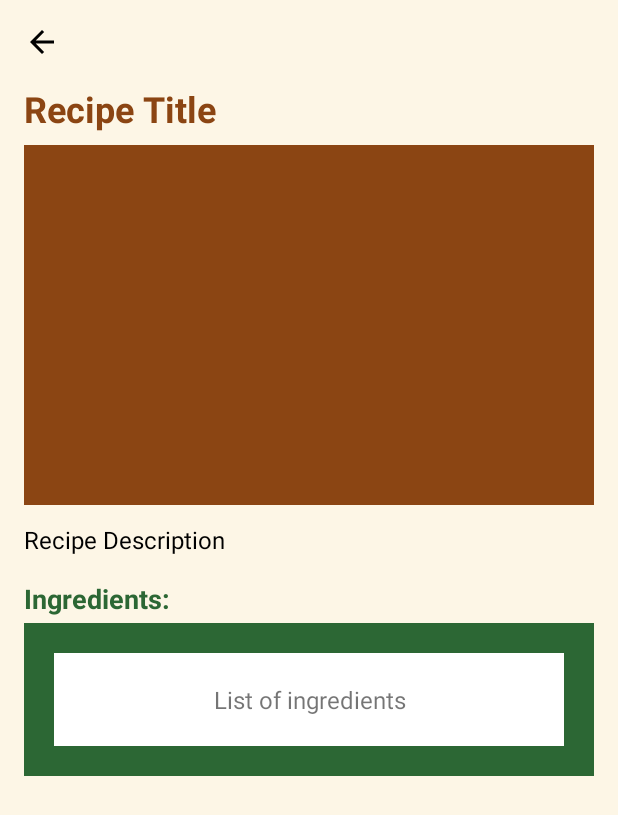
After one commit to Segunda-Hackaton-Internacional/Equipo-09-Greenovadores, an Android app: the fragment RecipeDetailFragment placed in its activity, on a phone screen of 412 x 824 dp. The commit adds this screen. Shown: the top 815 px of the screen. Run offline under Robolectric (Android 15) with nearby library versions, the phone set to English and light mode, and no system bars; our stand-ins replace Firebase (no records; nobody signed in at launch, a user with empty details on screens opened directly); pictures from the network do not load.

Commit message:
feat: see recipes

```diff
--- a/app/build.gradle.kts
+++ b/app/build.gradle.kts
@@ -3,6 +3,7 @@ plugins {
     alias(libs.plugins.kotlin.android)
     alias(libs.plugins.kotlin.compose)
     id("com.google.gms.google-services")
+    id("kotlin-parcelize")
 }
 
 android {
@@ -73,5 +74,6 @@ dependencies {
 
     //UI
     implementation("com.hbb20:ccp:2.7.0") // Seleccionar codigo telefonico por pais
+    implementation("com.github.bumptech.glide:glide:4.16.0") // Cargar imagenes
 
 }
--- a/app/src/main/AndroidManifest.xml
+++ b/app/src/main/AndroidManifest.xml
@@ -5,6 +5,7 @@
     <queries>
         <package android:name="com.google.android.gms" />
         <package android:name="com.android.vending" />
+
         <intent>
             <action android:name="com.google.firebase.auth.api.gms.ui.START_SIGN_IN" />
         </intent>
@@ -21,7 +22,9 @@
         android:supportsRtl="true"
         android:theme="@style/Theme.NagomiAtoru"
         tools:targetApi="31">
-
+        <activity
+            android:name=".activities.RecipesActivity"
+            android:exported="false" />
         <activity
             android:name=".activities.ProfileSetupActivity"
             android:exported="false" />
--- a/app/src/main/java/com/example/nagomiatoru/activities/HomeActivity.kt
+++ b/app/src/main/java/com/example/nagomiatoru/activities/HomeActivity.kt
@@ -1,7 +1,9 @@
 package com.example.nagomiatoru.activities
 
+import android.content.Intent
 import android.os.Bundle
 import androidx.appcompat.app.AppCompatActivity
+import androidx.fragment.app.Fragment
 import com.example.nagomiatoru.R
 import com.example.nagomiatoru.fragments.*
 import com.google.android.material.bottomnavigation.BottomNavigationView
@@ -33,7 +35,7 @@ class HomeActivity : AppCompatActivity() {
                 R.id.nav_profile -> ProfileFragment()
                 R.id.nav_shopping -> ShoppingFragment()
                 R.id.nav_wellness -> WellnessFragment()
-                R.id.nav_favorites -> FavoritesFragment()
+                //R.id.nav_favorites -> goto()
                 else -> null
             }
 
@@ -44,5 +46,7 @@ class HomeActivity : AppCompatActivity() {
                 true
             } ?: false
         }
+
     }
+
 }
--- /dev/null
+++ b/app/src/main/java/com/example/nagomiatoru/activities/RecipesActivity.kt
@@ -0,0 +1,37 @@
+package com.example.nagomiatoru.activities
+
+import android.os.Bundle
+import android.util.Log
+import androidx.activity.enableEdgeToEdge
+import androidx.appcompat.app.AppCompatActivity
+import androidx.core.view.ViewCompat
+import androidx.core.view.WindowInsetsCompat
+import com.example.nagomiatoru.R
+import com.example.nagomiatoru.data.App
+import com.example.nagomiatoru.databinding.ActivityProfileSetupBinding
+import com.example.nagomiatoru.databinding.ActivityRecipesBinding
+import com.example.nagomiatoru.fragments.RecipesFragment
+import com.example.nagomiatoru.models.Recipe
+
+class RecipesActivity : AppCompatActivity() {
+    private lateinit var binding: ActivityRecipesBinding
+    override fun onCreate(savedInstanceState: Bundle?) {
+        super.onCreate(savedInstanceState)
+
+        // Iniciar ViewBinding
+        binding = ActivityRecipesBinding.inflate(layoutInflater)
+        setContentView(binding.root)
+
+        // Ocultar la barra de acción
+        supportActionBar?.hide()
+
+        if (savedInstanceState == null) {
+            supportFragmentManager.beginTransaction()
+                .replace(R.id.fragment_container, RecipesFragment())
+                .commit()
+        }
+
+    }
+
+
+}
--- /dev/null
+++ b/app/src/main/java/com/example/nagomiatoru/fragments/RecipeDetailFragment.kt
@@ -0,0 +1,62 @@
+package com.example.nagomiatoru.fragments
+
+import android.os.Bundle
+import androidx.fragment.app.Fragment
+import android.view.LayoutInflater
+import android.view.View
+import android.view.ViewGroup
+import com.bumptech.glide.Glide
+import com.example.nagomiatoru.R
+import com.example.nagomiatoru.databinding.FragmentRecipeDetailBinding
+import com.example.nagomiatoru.models.Recipe
+
+class RecipeDetailFragment : Fragment() {
+
+    private var recipe: Recipe? = null
+    private var _binding: FragmentRecipeDetailBinding? = null
+    private val binding get() = _binding!!
+
+    override fun onCreate(savedInstanceState: Bundle?) {
+        super.onCreate(savedInstanceState)
+        arguments?.let {
+            recipe = it.getParcelable("recipe")
+        }
+    }
+
+    override fun onCreateView(
+        inflater: LayoutInflater, container: ViewGroup?,
+        savedInstanceState: Bundle?
+    ): View {
+        _binding = FragmentRecipeDetailBinding.inflate(inflater, container, false)
+        return binding.root
+    }
+
+    override fun onViewCreated(view: View, savedInstanceState: Bundle?) {
+        super.onViewCreated(view, savedInstanceState)
+        binding.btnBack.setOnClickListener {
+            requireActivity().supportFragmentManager.popBackStack()
+        }
+        recipe?.let {
+            binding.tvRecipeTitle.text = it.name
+            binding.tvRecipeDescription.text = it.description
+            binding.tvIngredients.text = it.ingredients.joinToString(separator = "\n")
+            Glide.with(this)
+                .load(it.imageUrl)
+                .into(binding.ivRecipeImage)
+        }
+    }
+
+    override fun onDestroyView() {
+        super.onDestroyView()
+        _binding = null
+    }
+
+    companion object {
+        @JvmStatic
+        fun newInstance(recipe: Recipe) = RecipeDetailFragment().apply {
+            arguments = Bundle().apply {
+                putParcelable("recipe", recipe)
+            }
+        }
+    }
+}
--- /dev/null
+++ b/app/src/main/java/com/example/nagomiatoru/fragments/RecipesFragment.kt
@@ -0,0 +1,87 @@
+package com.example.nagomiatoru.fragments
+
+import android.os.Bundle
+import android.util.Log
+import androidx.fragment.app.Fragment
+import android.view.LayoutInflater
+import android.view.View
+import android.view.ViewGroup
+import androidx.recyclerview.widget.LinearLayoutManager
+import com.example.nagomiatoru.R
+import com.example.nagomiatoru.adapters.RecipeAdapter
+import com.example.nagomiatoru.data.App
+import com.example.nagomiatoru.databinding.FragmentRecipesBinding
+import com.example.nagomiatoru.models.Recipe
+
+class RecipesFragment : Fragment() {
+
+    private var _binding: FragmentRecipesBinding? = null
+    private val binding get() = _binding!!
+
+    private lateinit var adapter: RecipeAdapter
+
+    override fun onCreateView(
+        inflater: LayoutInflater,
+        container: ViewGroup?,
+        savedInstanceState: Bundle?
+    ): View {
+        _binding = FragmentRecipesBinding.inflate(inflater, container, false)
+        return binding.root
+    }
+
+    override fun onViewCreated(view: View, savedInstanceState: Bundle?) {
+        super.onViewCreated(view, savedInstanceState)
+
+        binding.rvRecipes.layoutManager = LinearLayoutManager(requireContext())
+
+        binding.btnBack.setOnClickListener {
+            requireActivity().onBackPressedDispatcher.onBackPressed()
+        }
+
+        fetchRecipesFromFirestore()
+    }
+
+    private fun fetchRecipesFromFirestore() {
+        App.firestore.collection("recipes")
+            .get()
+            .addOnSuccessListener { result ->
+
+                val recipes = mutableListOf<Recipe>()
+
+                for (document in result) {
+                    val name = document.getString("name") ?: "No name"
+                    val description = document.getString("description") ?: ""
+                    val ingredients = document.get("ingredients") as? List<String> ?: emptyList()
+                    val imageUrl = document.getString("imageUrl") ?: ""
+
+                    recipes.add(
+                        Recipe(
+                            name = name,
+                            description = description,
+                            ingredients = ingredients,
+                            imageUrl = imageUrl
+                        )
+                    )
+                }
+
+                adapter = RecipeAdapter(recipes) { recipe ->
+                    //TODO VER RECETA
+                    val fragment = RecipeDetailFragment.newInstance(recipe)
+                    requireActivity().supportFragmentManager.beginTransaction()
+                        .replace(R.id.fragment_container, fragment)
+                        .addToBackStack(null) // Para que al back vaya al fragmento anterior
+                        .commit()
+                }
+
+                binding.rvRecipes.adapter = adapter
+            }
+            .addOnFailureListener { exception ->
+                Log.d("Firestore", exception.message.toString())
+            }
+    }
+
+    override fun onDestroyView() {
+        super.onDestroyView()
+        _binding = null
+    }
+}
--- /dev/null
+++ b/app/src/main/res/layout/activity_recipes.xml
@@ -0,0 +1,22 @@
+<?xml version="1.0" encoding="utf-8"?>
+<RelativeLayout xmlns:android="http://schemas.android.com/apk/res/android"
+    xmlns:app="http://schemas.android.com/apk/res-auto"
+    xmlns:tools="http://schemas.android.com/tools"
+    android:id="@+id/main"
+    android:layout_width="match_parent"
+    android:layout_height="match_parent"
+    android:orientation="vertical"
+    android:background="@color/beige"
+    tools:context=".activities.RecipesActivity">
+
+
+    <!-- Contenedor de fragmentos (vacío por defecto) -->
+    <FrameLayout
+        android:id="@+id/fragment_container"
+        android:layout_width="match_parent"
+        android:layout_height="0dp"
+        android:layout_alignParentTop="true"
+        android:layout_alignParentBottom="true"/>
+
+
+</RelativeLayout>
--- /dev/null
+++ b/app/src/main/res/layout/fragment_recipe_detail.xml
@@ -0,0 +1,112 @@
+<?xml version="1.0" encoding="utf-8"?>
+<RelativeLayout xmlns:android="http://schemas.android.com/apk/res/android"
+    xmlns:tools="http://schemas.android.com/tools"
+    android:layout_width="match_parent"
+    android:layout_height="match_parent"
+    android:padding="16dp"
+    android:backgroundTint="@color/beige"
+    tools:context=".fragments.RecipeDetailFragment">
+
+    <!-- Header with back button -->
+    <LinearLayout
+        android:id="@+id/headLay"
+        android:layout_width="match_parent"
+        android:layout_height="wrap_content"
+        android:orientation="horizontal"
+        android:layout_marginBottom="16dp">
+
+        <ImageButton
+            android:id="@+id/btnBack"
+            android:layout_width="wrap_content"
+            android:layout_height="wrap_content"
+            android:src="@drawable/ic_arrow_back"
+            android:background="?attr/selectableItemBackgroundBorderless"
+            android:contentDescription="Back button" />
+    </LinearLayout>
+
+    <ScrollView
+        android:layout_width="match_parent"
+        android:layout_height="wrap_content"
+        android:layout_below="@+id/headLay"
+        android:layout_alignParentBottom="true">
+        <LinearLayout
+            android:layout_width="match_parent"
+            android:layout_height="wrap_content"
+            android:orientation="vertical">
+
+            <!-- Título -->
+            <TextView
+                android:id="@+id/tvRecipeTitle"
+                android:layout_width="match_parent"
+                android:layout_height="wrap_content"
+                android:text="Recipe Title"
+                android:textSize="24sp"
+                android:textStyle="bold"
+                android:textColor="@color/brown"
+                android:layout_marginBottom="8dp" />
+
+            <!-- Imagen -->
+            <LinearLayout
+                android:layout_width="match_parent"
+                android:layout_height="wrap_content"
+                android:background="@color/brown"
+                android:padding="20dp"
+                android:layout_marginBottom="12dp">
+
+                <ImageView
+                    android:id="@+id/ivRecipeImage"
+                    android:layout_width="match_parent"
+                    android:layout_height="200dp"
+                    android:scaleType="centerCrop"
+                    />
+
+            </LinearLayout>
+
+
+            <!-- Descripción -->
+            <TextView
+                android:id="@+id/tvRecipeDescription"
+                android:layout_width="match_parent"
+                android:layout_height="wrap_content"
+                android:text="Recipe Description"
+                android:textSize="16sp"
+                android:textColor="@color/black"
+                android:layout_marginBottom="16dp" />
+
+            <!-- Ingredientes -->
+            <TextView
+                android:id="@+id/tvIngredientsLabel"
+                android:layout_width="match_parent"
+                android:layout_height="wrap_content"
+                android:text="Ingredients:"
+                android:textSize="18sp"
+                android:textStyle="bold"
+                android:textColor="@color/green"
+                android:layout_marginBottom="4dp" />
+
+            <LinearLayout
+                android:layout_width="match_parent"
+                android:layout_height="wrap_content"
+                android:padding="20dp"
+                android:background="@color/green">
+
+                <TextView
+                    android:id="@+id/tvIngredients"
+                    android:layout_width="match_parent"
+                    android:layout_height="wrap_content"
+                    android:text="List of ingredients"
+                    android:textSize="16sp"
+                    android:padding="20dp"
+                    android:textAlignment="center"
+                    android:background="@color/white"
+                    />
+
+            </LinearLayout>
+"
+
+
+        </LinearLayout>
+
+    </ScrollView>
+
+</RelativeLayout>
--- a/app/src/main/res/values/strings.xml
+++ b/app/src/main/res/values/strings.xml
@@ -1,3 +1,5 @@
 <resources>
     <string name="app_name">Nagomi Atoru</string>
+    <!-- TODO: Remove or change this placeholder text -->
+    <string name="hello_blank_fragment">Hello blank fragment</string>
 </resources>
```
Also changed, not shown: app/src/main/java/com/example/nagomiatoru/adapters/RecipeAdapter.kt (added, +47 -0 lines), app/src/main/java/com/example/nagomiatoru/models/Recipe.kt (added, +15 -0 lines), app/src/main/res/layout/fragment_recipes.xml (added, +59 -0 lines), app/src/main/res/layout/item_country_spinner.xml (deleted, +0 -22 lines), app/src/main/res/layout/item_recipe.xml (added, +73 -0 lines).
